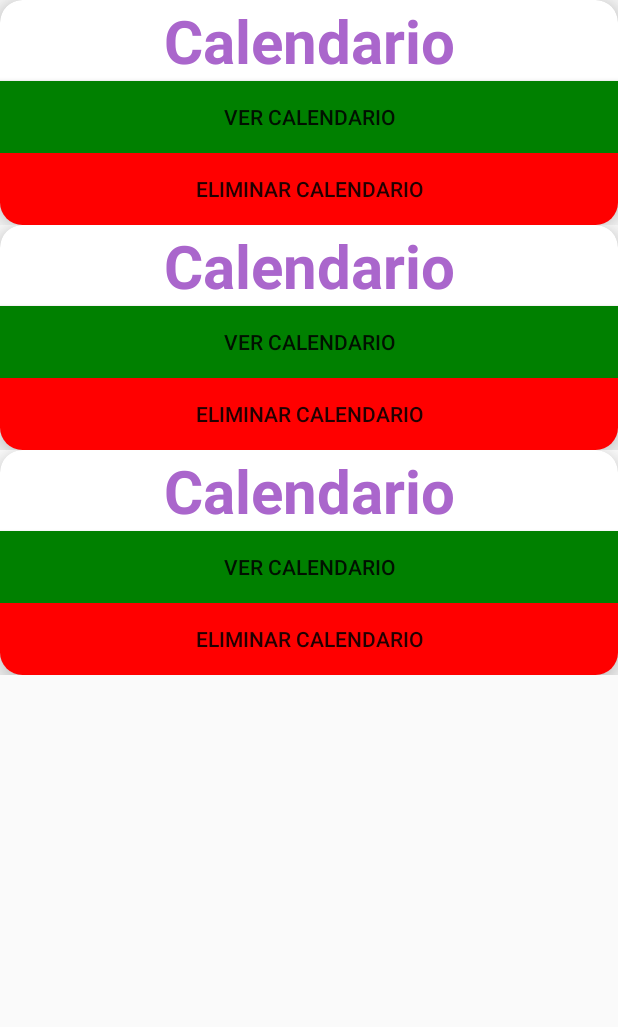
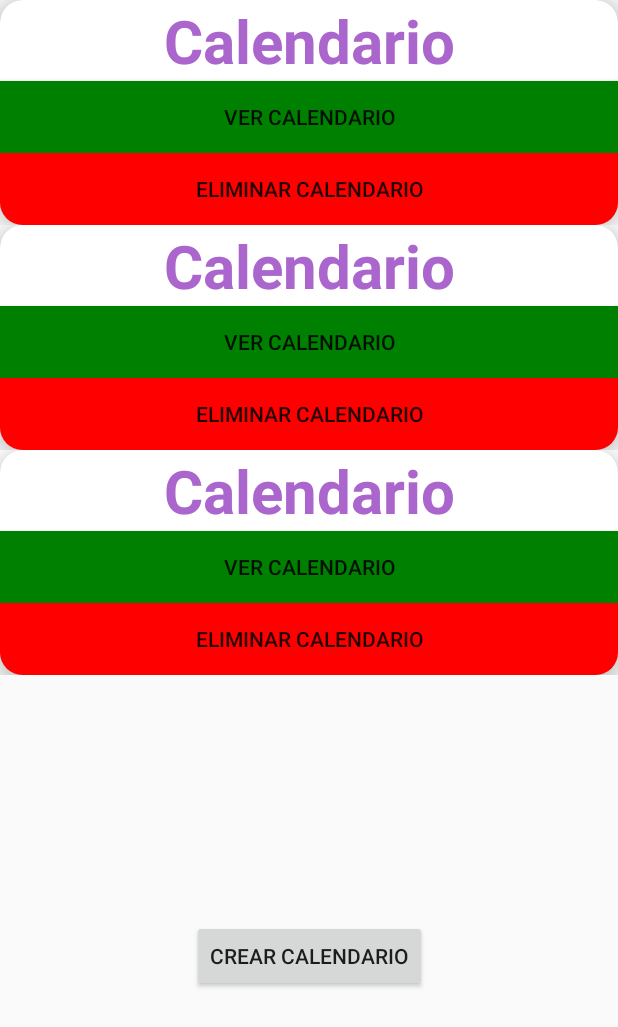
Before and after one commit to daniel-colmenares/TFG, an Android app: the layout activity_select_calendar.xml on its own in the app's theme, with its tools: preview values and no code run, on a phone screen of 412 x 824 dp. Shown: the top 1027 px of the screen. Run offline under Robolectric (Android 15) with nearby library versions, the phone set to English and light mode, and no system bars.

Commit message:
crear calendario

```diff
--- a/app/src/main/java/com/example/tfg/LoginActivity.java
+++ b/app/src/main/java/com/example/tfg/LoginActivity.java
@@ -111,7 +111,7 @@ public class LoginActivity extends AppCompatActivity {
     }
 
     private void realizarLogin(FirebaseUser currentUser) {
-        Intent intent = new Intent(getApplicationContext(), MainActivity.class);
+        Intent intent = new Intent(getApplicationContext(), SelectCalendarActivity.class);
         intent.putExtra("email",currentUser.getEmail());
         startActivity(intent);
         finish();
--- a/app/src/main/res/layout/activity_select_calendar.xml
+++ b/app/src/main/res/layout/activity_select_calendar.xml
@@ -8,15 +8,24 @@
 
 
     <androidx.recyclerview.widget.RecyclerView
-        app:layout_constraintBottom_toBottomOf="parent"
         app:layout_constraintEnd_toEndOf="parent"
         app:layout_constraintTop_toTopOf="parent"
         app:layout_constraintStart_toStartOf="parent"
         android:layout_width="match_parent"
-        android:layout_height="match_parent"
-        tools:layout_editor_absoluteX="1dp"
-        tools:layout_editor_absoluteY="1dp"
+        android:layout_height="wrap_content"
         android:id="@+id/recycled_selectcalendar"
         tools:listitem="@layout/show_calendarlist"
         tools:itemCount="3"/>
+
+    <Button
+        app:layout_constraintBottom_toBottomOf="parent"
+        app:layout_constraintEnd_toEndOf="parent"
+        app:layout_constraintTop_toBottomOf="@+id/recycled_selectcalendar"
+        app:layout_constraintStart_toStartOf="parent"
+        android:id="@+id/button_crearcalendario"
+        android:layout_width="wrap_content"
+        android:layout_height="wrap_content"
+        android:text="CREAR CALENDARIO"
+        tools:layout_editor_absoluteX="163dp"
+        tools:layout_editor_absoluteY="519dp" />
 </androidx.constraintlayout.widget.ConstraintLayout>
```
Also changed, not shown: app/src/main/java/com/example/tfg/DBOpenHelper.java (+7 -7 lines), app/src/main/java/com/example/tfg/SelectCalendarActivity.java (+44 -0 lines).
